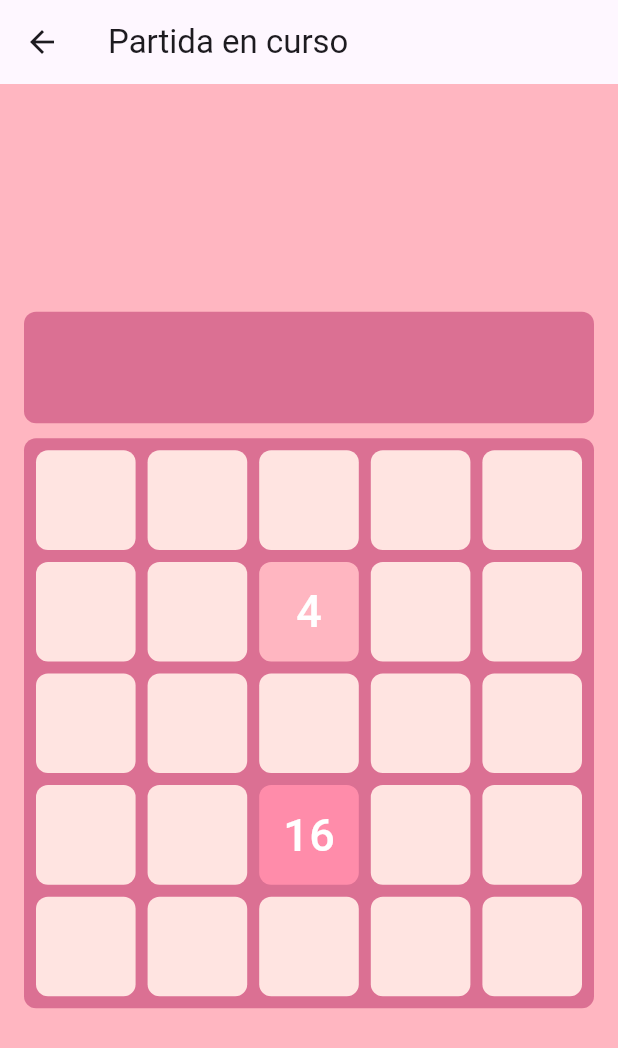
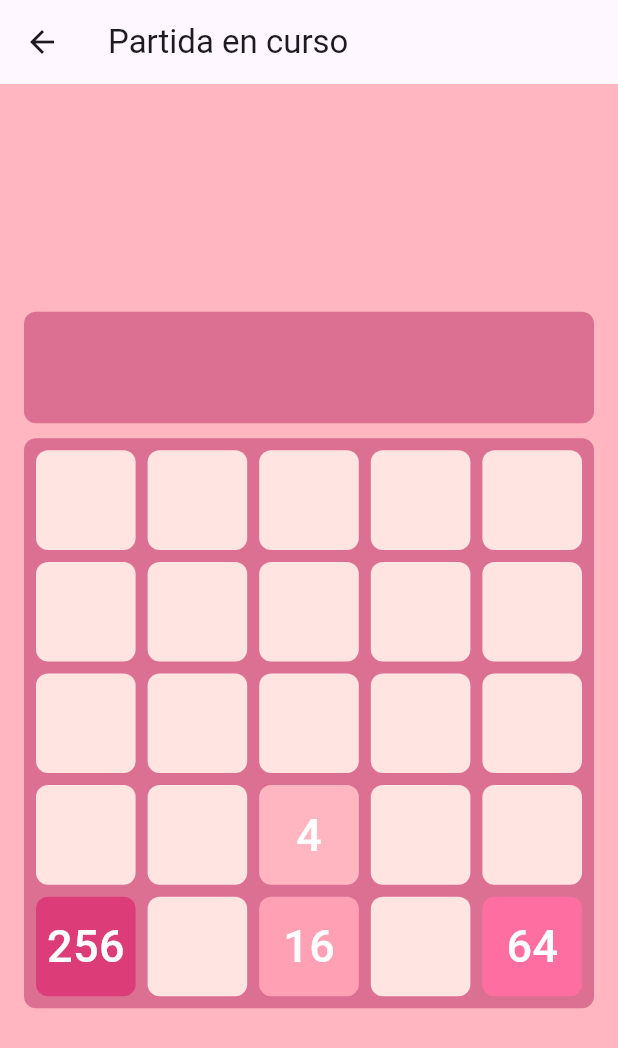
Before and after one commit to mraboso2019/practica2moviles, a Flutter app: the screen it shows after launch, after a tap on "Comenzar Partida", on a phone screen of 412 x 824 dp. Shown: the top 1048 px of the screen. Run offline on Flutter 3.47's test engine with Material 3 defaults, Android fonts, the phone set to English and light mode, and no system bars.

Commit message:
Update main.dart

```diff
--- a/lib/main.dart
+++ b/lib/main.dart
@@ -7,17 +7,29 @@ const Color softGreyPink = Color.fromARGB(255, 219, 112, 147);
 
 const Map<int, Color> numTileColor = {
   0: palePink,
-  2: Color.fromARGB(255, 255, 192, 203), // Rosa claro para valores bajos
-  4: Color.fromARGB(255, 255, 182, 193), // Otro tono rosado claro
-  8: Color.fromARGB(255, 255, 174, 185), // Rosado más saturado
-  16: Color.fromARGB(255, 255, 140, 170), // Rosado intermedio
-  32: Color.fromARGB(255, 255, 105, 180), // Rosado fuerte
-  64: Color.fromARGB(255, 255, 20, 147), // Rosado intenso
-  128: Color.fromARGB(255, 219, 112, 147), // Rosa viejo
-  256: Color.fromARGB(255, 219, 82, 129), // Rosa más oscuro
-  512: Color.fromARGB(255, 199, 21, 133), // Fucsia fuerte
-  1024: Color.fromARGB(255, 186, 85, 211), // Morado rosado
-  2048: Color.fromARGB(255, 255, 0, 127), // Rosa chicle muy intenso
+  // Para valor 0, color gris suave
+  2: Color.fromARGB(255, 255, 192, 203),
+  // Rosa claro para valores bajos
+  4: Color.fromARGB(255, 255, 182, 193),
+  // Otro tono rosado claro
+  8: Color.fromARGB(255, 255, 174, 185),
+  // Rosado más saturado
+  16: Color.fromARGB(255, 255, 160, 180),
+  // Rosado suave intermedio
+  32: Color.fromARGB(255, 255, 130, 180),
+  // Rosado algo más fuerte
+  64: Color.fromARGB(255, 255, 110, 160),
+  // Rosado fuerte pero aún suave
+  128: Color.fromARGB(255, 240, 85, 140),
+  // Rosa con más saturación, pero no tan intenso
+  256: Color.fromARGB(255, 220, 60, 120),
+  // Rosa algo más oscuro, manteniendo la suavidad
+  512: Color.fromARGB(255, 200, 40, 100),
+  // Fucsia suave
+  1024: Color.fromARGB(255, 180, 30, 90),
+  // Morado rosado más fuerte
+  2048: Color.fromARGB(255, 160, 20, 80),
+  // Rosa chicle muy intenso, pero sin ser tan agresivo
 };
 
 void main() {
@@ -64,14 +76,34 @@ class MyHomePage extends StatelessWidget {
         title: Text('Pantalla de Inicio'),
       ),
       body: Center(
-        child: ElevatedButton(
+        child: Column(
+          mainAxisSize: MainAxisSize.min,
+          children: [
+            ElevatedButton(
                 onPressed: () {
                   Navigator.push(
                     context,
                     MaterialPageRoute(builder: (context) => GameScreen()),
                   );
                 },
+                style: ElevatedButton.styleFrom(
+                  minimumSize: Size(MediaQuery.of(context).size.width / 3, 50),
+                ),
                 child: Text('Comenzar Partida')),
+            SizedBox(height: 10.0),
+            ElevatedButton(
+                onPressed: () {
+                  Navigator.push(
+                    context,
+                    MaterialPageRoute(builder: (context) => Options()),
+                  );
+                },
+                style: ElevatedButton.styleFrom(
+                  minimumSize: Size(MediaQuery.of(context).size.width / 3, 50),
+                ),
+                child: Text('Opciones')),
+          ],
+        ),
       ),
     );
   }
@@ -96,8 +128,10 @@ class _GameScreenState extends State<GameScreen> {
     tileGrid = List.generate(numRows,
         (i) => List.generate(numRows, (j) => Tile(x: i, y: j, value: 0)));
 
-    tileGrid[1][2].value = 4;
-    tileGrid[3][2].value = 16;
+    tileGrid[3][2].value = 4;
+    tileGrid[4][2].value = 16;
+    tileGrid[4][4].value = 64;
+    tileGrid[4][0].value = 256;
   }
 
   @override
@@ -130,8 +164,7 @@ class _GameScreenState extends State<GameScreen> {
                       style: TextStyle(
                           fontSize: 30,
                           fontWeight: FontWeight.w500,
-                        color: Colors.white
-                      )),
+                          color: Colors.white)),
                 ),
               ),
             ),
@@ -174,3 +207,17 @@ class _GameScreenState extends State<GameScreen> {
     );
   }
 }
+
+class Options extends StatelessWidget {
+  @override
+  Widget build(BuildContext context) {
+    return Scaffold(
+      appBar: AppBar(
+        title: Text('Opciones'),
+      ),
+      body: Center(
+        child: Placeholder(),
+      ),
+    );
+  }
+}
```
Lines whose indentation alone changed are shown as unchanged.
